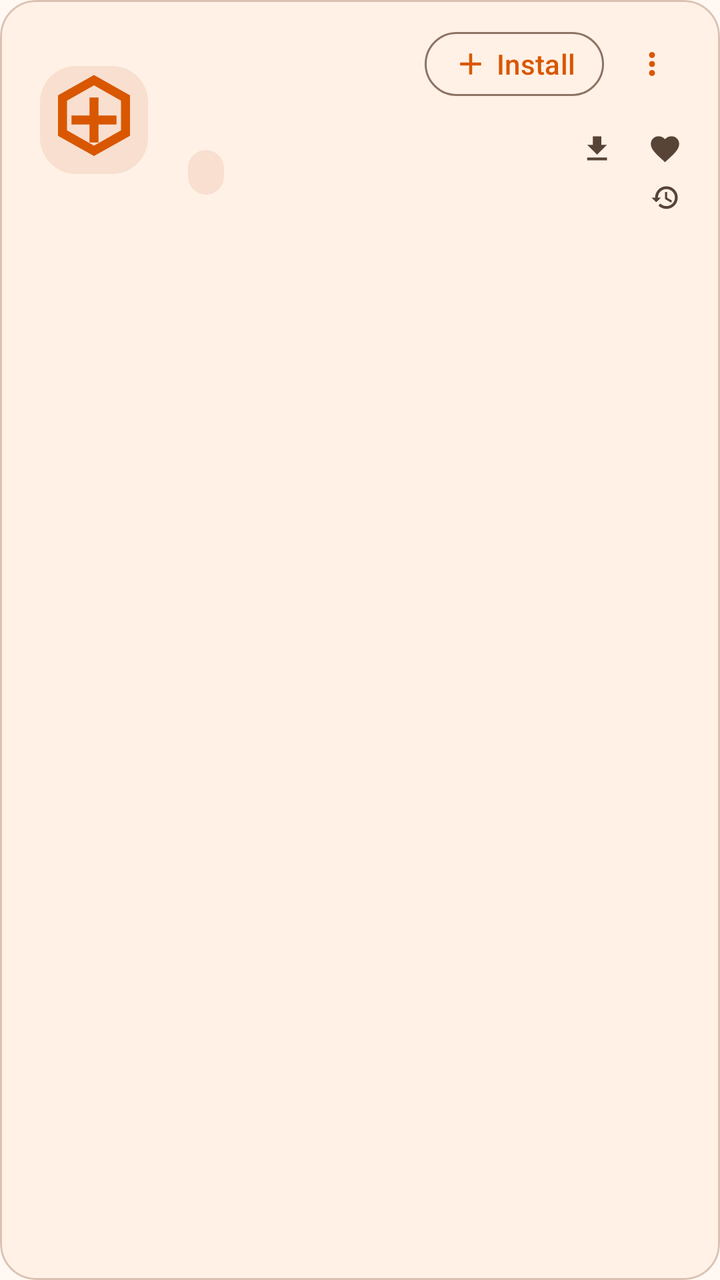
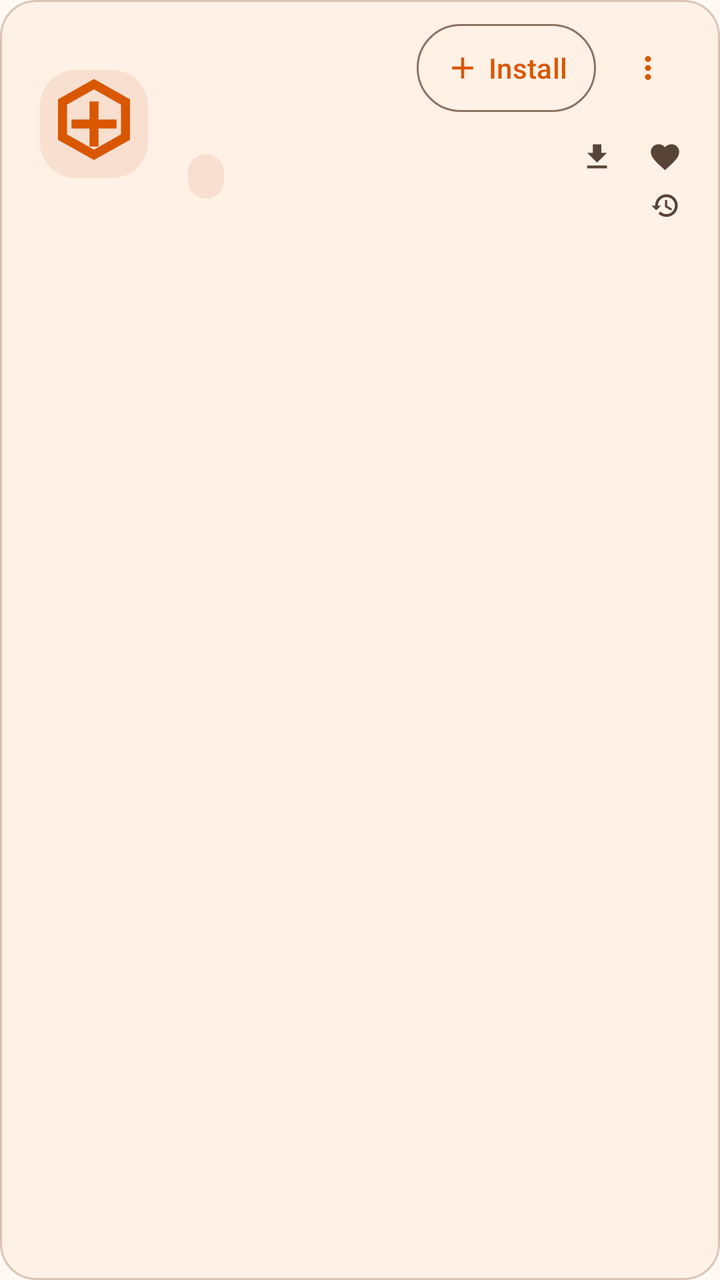

An Android layout rendered at two revisions. The XML below is the earlier revision; the diff shows what the commit changed to produce the second picture.
<!-- AndroidManifest.xml: application theme Theme.DroidBridge -->
<!-- res/layout/item_content_project.xml -->
<?xml version="1.0" encoding="utf-8"?>
<com.google.android.material.card.MaterialCardView xmlns:android="http://schemas.android.com/apk/res/android"
    xmlns:app="http://schemas.android.com/apk/res-auto"
    android:layout_width="match_parent"
    android:layout_height="wrap_content"
    android:layout_marginBottom="10dp"
    android:clickable="true"
    android:focusable="false"
    android:foreground="?attr/selectableItemBackground"
    app:cardBackgroundColor="@color/launcher_card"
    app:cardCornerRadius="18dp"
    app:cardElevation="3dp"
    app:strokeColor="?attr/colorOutlineVariant"
    app:strokeWidth="1dp">

    <LinearLayout
        android:layout_width="match_parent"
        android:layout_height="wrap_content"
        android:gravity="center_vertical"
        android:orientation="horizontal"
        android:paddingStart="14dp"
        android:paddingTop="12dp"
        android:paddingEnd="14dp"
        android:paddingBottom="12dp">

        <com.google.android.material.imageview.ShapeableImageView
            android:id="@+id/imageProjectIcon"
            android:layout_width="66dp"
            android:layout_height="66dp"
            android:background="@drawable/bg_content_project_icon"
            android:contentDescription="@string/content_browser_project_icon_description"
            android:padding="6dp"
            android:scaleType="centerCrop"
            android:src="@drawable/ic_content_mod_24"
            app:shapeAppearanceOverlay="@style/ShapeAppearanceOverlay_DroidBridge_ProjectIcon" />

        <LinearLayout
            android:layout_width="0dp"
            android:layout_height="wrap_content"
            android:layout_marginStart="14dp"
            android:layout_weight="1"
            android:orientation="vertical">

            <LinearLayout
                android:layout_width="match_parent"
                android:layout_height="wrap_content"
                android:gravity="center_vertical"
                android:orientation="horizontal">

                <TextView
                    android:id="@+id/textProjectName"
                    android:layout_width="wrap_content"
                    android:layout_height="wrap_content"
                    android:ellipsize="end"
                    android:maxLines="1"
                    android:textAppearance="@style/TextAppearance.Material3.TitleMedium"
                    android:textStyle="bold" />

                <TextView
                    android:id="@+id/textProjectAuthor"
                    android:layout_width="wrap_content"
                    android:layout_height="wrap_content"
                    android:layout_marginStart="6dp"
                    android:ellipsize="end"
                    android:maxLines="1"
                    android:textAppearance="@style/TextAppearance.Material3.BodySmall" />
            </LinearLayout>

            <TextView
                android:id="@+id/textProjectDescription"
                android:layout_width="match_parent"
                android:layout_height="wrap_content"
                android:layout_marginTop="4dp"
                android:ellipsize="end"
                android:maxLines="2"
                android:textAppearance="@style/TextAppearance.Material3.BodyMedium" />

            <TextView
                android:id="@+id/textProjectTags"
                android:layout_width="wrap_content"
                android:layout_height="wrap_content"
                android:layout_marginTop="8dp"
                android:background="@drawable/bg_content_browser_chip"
                android:ellipsize="end"
                android:maxLines="1"
                android:paddingStart="9dp"
                android:paddingTop="3dp"
                android:paddingEnd="9dp"
                android:paddingBottom="3dp"
                android:textAppearance="@style/TextAppearance.Material3.LabelMedium" />
        </LinearLayout>

        <LinearLayout
            android:layout_width="wrap_content"
            android:layout_height="wrap_content"
            android:layout_marginStart="14dp"
            android:gravity="end"
            android:orientation="vertical">

            <LinearLayout
                android:layout_width="wrap_content"
                android:layout_height="wrap_content"
                android:gravity="center_vertical|end"
                android:orientation="horizontal">

                <ImageView
                    android:id="@+id/imageProjectInstalledSource"
                    android:layout_width="22dp"
                    android:layout_height="22dp"
                    android:layout_marginEnd="8dp"
                    android:contentDescription="@string/modmanager_installed_source_icon"
                    android:padding="2dp"
                    android:scaleType="centerInside"
                    android:visibility="gone" />

                <com.google.android.material.button.MaterialButton
                    android:id="@+id/buttonInstallProject"
                    style="@style/Widget.Material3.Button.OutlinedButton"
                    android:layout_width="wrap_content"
                    android:layout_height="40dp"
                    android:minHeight="40dp"
                    android:minWidth="0dp"
                    android:paddingStart="14dp"
                    android:paddingEnd="14dp"
                    android:text="@string/content_browser_install"
                    android:textAppearance="@style/TextAppearance.Material3.LabelLarge"
                    app:icon="@drawable/ic_add_24" />

                <com.google.android.material.button.MaterialButton
                    android:id="@+id/buttonProjectMenu"
                    style="@style/Widget.Material3.Button.TextButton"
                    android:layout_width="40dp"
                    android:layout_height="40dp"
                    android:layout_marginStart="4dp"
                    android:contentDescription="@string/content_browser_project_menu"
                    android:minWidth="40dp"
                    android:minHeight="40dp"
                    android:padding="0dp"
                    app:icon="@drawable/ic_more_vert_24"
                    app:iconGravity="textStart"
                    app:iconPadding="0dp" />
            </LinearLayout>

            <LinearLayout
                android:layout_width="wrap_content"
                android:layout_height="wrap_content"
                android:layout_marginTop="14dp"
                android:gravity="center_vertical|end"
                android:orientation="horizontal">

                <ImageView
                    android:layout_width="17dp"
                    android:layout_height="17dp"
                    android:src="@drawable/ic_download_24"
                    app:tint="?attr/colorOnSurfaceVariant" />

                <TextView
                    android:id="@+id/textProjectDownloads"
                    android:layout_width="wrap_content"
                    android:layout_height="wrap_content"
                    android:layout_marginStart="5dp"
                    android:textAppearance="@style/TextAppearance.Material3.BodySmall" />

                <ImageView
                    android:layout_width="17dp"
                    android:layout_height="17dp"
                    android:layout_marginStart="12dp"
                    android:src="@drawable/ic_favorite_24"
                    app:tint="?attr/colorOnSurfaceVariant" />

                <TextView
                    android:id="@+id/textProjectLikes"
                    android:layout_width="wrap_content"
                    android:layout_height="wrap_content"
                    android:layout_marginStart="5dp"
                    android:textAppearance="@style/TextAppearance.Material3.BodySmall" />
            </LinearLayout>

            <LinearLayout
                android:layout_width="wrap_content"
                android:layout_height="wrap_content"
                android:layout_marginTop="8dp"
                android:gravity="center_vertical|end"
                android:orientation="horizontal">

                <ImageView
                    android:layout_width="17dp"
                    android:layout_height="17dp"
                    android:src="@drawable/ic_history_24"
                    app:tint="?attr/colorOnSurfaceVariant" />

                <TextView
                    android:id="@+id/textProjectUpdated"
                    android:layout_width="wrap_content"
                    android:layout_height="wrap_content"
                    android:layout_marginStart="5dp"
                    android:textAppearance="@style/TextAppearance.Material3.BodySmall" />
            </LinearLayout>
        </LinearLayout>
    </LinearLayout>
</com.google.android.material.card.MaterialCardView>
<!-- resources referenced by this layout -->
<resources>
  <color name="launcher_card">#FFF1E6</color>
  <!-- drawable bg_content_browser_chip (drawable) -->
  <?xml version="1.0" encoding="utf-8"?>
  <shape xmlns:android="http://schemas.android.com/apk/res/android">
      <solid android:color="?attr/colorSurfaceVariant" />
      <corners android:radius="16dp" />
  </shape>
  <!-- drawable bg_content_project_icon (drawable) -->
  <?xml version="1.0" encoding="utf-8"?>
  <shape xmlns:android="http://schemas.android.com/apk/res/android">
      <solid android:color="?attr/colorSurfaceVariant" />
      <corners android:radius="18dp" />
  </shape>
  <!-- drawable ic_add_24 (drawable) -->
  <vector xmlns:android="http://schemas.android.com/apk/res/android" android:width="24dp" android:height="24dp" android:viewportWidth="24" android:viewportHeight="24">
      <path android:fillColor="?attr/colorPrimary" android:pathData="M11,5h2v6h6v2h-6v6h-2v-6H5v-2h6z" />
  </vector>
  <!-- drawable ic_download_24 (drawable) -->
  <?xml version="1.0" encoding="utf-8"?>
  <vector xmlns:android="http://schemas.android.com/apk/res/android"
      android:width="24dp"
      android:height="24dp"
      android:viewportWidth="24"
      android:viewportHeight="24">
      <path
          android:fillColor="@android:color/white"
          android:pathData="M5,20h14v-2H5v2zM19,9h-4V3H9v6H5l7,7 7,-7z" />
  </vector>
  <string name="content_browser_install">Install</string>
  <string name="content_browser_project_icon_description">Project icon</string>
  <string name="content_browser_project_menu">Project actions</string>
  <string name="modmanager_installed_source_icon">Installed platform</string>
  <style name="ShapeAppearanceOverlay_DroidBridge_ProjectIcon">
          <item name="cornerFamily">rounded</item>
          <item name="cornerSize">18dp</item>
      </style>
  <color name="launcher_orange">#D95700</color>
  <color name="launcher_on_orange">#FFFFFF</color>
  <color name="launcher_orange_container">#FFE0C2</color>
  <color name="launcher_on_orange_container">#411400</color>
  <color name="launcher_secondary">#765746</color>
  <color name="launcher_on_secondary">#FFFFFF</color>
  <color name="launcher_secondary_container">#FFDCC7</color>
  <color name="launcher_on_secondary_container">#2C160B</color>
  <color name="launcher_tertiary">#695E2F</color>
  <color name="launcher_on_tertiary">#FFFFFF</color>
  <color name="launcher_tertiary_container">#F2E2A7</color>
  <color name="launcher_on_tertiary_container">#211B00</color>
  <color name="launcher_surface">#FFF8F3</color>
  <color name="launcher_on_surface">#241914</color>
  <color name="launcher_surface_variant">#F8DFD0</color>
  <color name="launcher_on_surface_variant">#584337</color>
  <color name="launcher_outline">#8D7364</color>
  <color name="launcher_outline_variant">#DBC2B3</color>
  <color name="launcher_error">#BA1A1A</color>
  <color name="launcher_on_error">#FFFFFF</color>
  <color name="launcher_error_container">#FFDAD6</color>
  <color name="launcher_on_error_container">#410002</color>
  <color name="launcher_background">#FFF8F3</color>
  <style name="Widget.DroidBridge.Card" parent="Widget.Material3.CardView.Elevated">
          <item name="cardBackgroundColor">@color/launcher_card</item>
          <item name="strokeColor">@color/launcher_outline_variant</item>
          <item name="strokeWidth">1dp</item>
          <item name="cardCornerRadius">20dp</item>
          <item name="cardElevation">0dp</item>
      </style>
  <style name="Widget.DroidBridge.Toolbar" parent="Widget.Material3.Toolbar">
          <item name="android:background">@color/launcher_background</item>
          <item name="titleTextColor">@color/launcher_on_surface</item>
          <item name="navigationIconTint">@color/launcher_on_surface</item>
      </style>
  <!-- unchanged entries left out for length: 5 -->
</resources>

<!-- the commit's change to res/layout/item_content_project.xml (unified diff, before → after) -->
@@ -9,7 +9,7 @@
     android:foreground="?attr/selectableItemBackground"
     app:cardBackgroundColor="@color/launcher_card"
     app:cardCornerRadius="18dp"
-    app:cardElevation="3dp"
+    app:cardElevation="0dp"
     app:strokeColor="?attr/colorOutlineVariant"
     app:strokeWidth="1dp">
 
@@ -116,9 +116,13 @@
                 <com.google.android.material.button.MaterialButton
                     android:id="@+id/buttonInstallProject"
                     style="@style/Widget.Material3.Button.OutlinedButton"
-                    android:layout_width="wrap_content"
-                    android:layout_height="40dp"
-                    android:minHeight="40dp"
+                    android:elevation="0dp"
+                    android:stateListAnimator="@null"
+                    android:insetTop="0dp"
+                    android:insetBottom="0dp"
+                    android:layout_width="wrap_content"
+                    android:layout_height="wrap_content"
+                    android:minHeight="44dp"
                     android:minWidth="0dp"
                     android:paddingStart="14dp"
                     android:paddingEnd="14dp"
@@ -129,12 +133,16 @@
                 <com.google.android.material.button.MaterialButton
                     android:id="@+id/buttonProjectMenu"
                     style="@style/Widget.Material3.Button.TextButton"
-                    android:layout_width="40dp"
-                    android:layout_height="40dp"
+                    android:elevation="0dp"
+                    android:stateListAnimator="@null"
+                    android:insetTop="0dp"
+                    android:insetBottom="0dp"
+                    android:layout_width="44dp"
+                    android:layout_height="44dp"
                     android:layout_marginStart="4dp"
                     android:contentDescription="@string/content_browser_project_menu"
-                    android:minWidth="40dp"
-                    android:minHeight="40dp"
+                    android:minWidth="44dp"
+                    android:minHeight="44dp"
                     android:padding="0dp"
                     app:icon="@drawable/ic_more_vert_24"
                     app:iconGravity="textStart"
